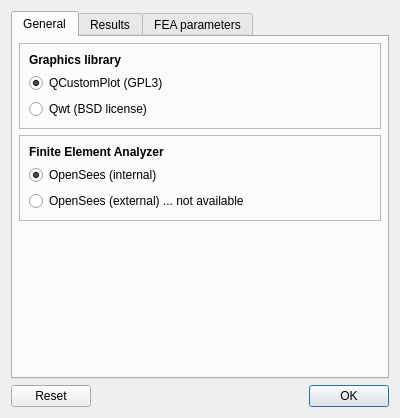
First picture: the form in utilWindows/dialogpreferences.ui, repository NHERI-SimCenter/PileGroupTool, before the edit.
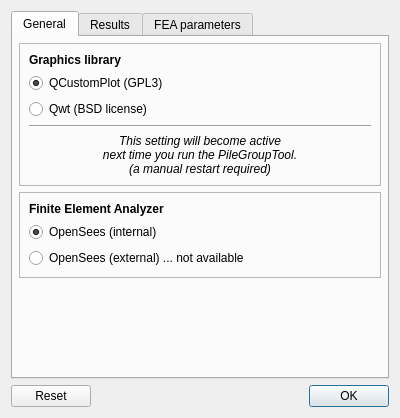
Second picture: the form after the edit.

Patch:
```diff
--- a/utilWindows/dialogpreferences.ui
+++ b/utilWindows/dialogpreferences.ui
@@ -81,6 +81,31 @@
             </property>
            </widget>
           </item>
+          <item>
+           <widget class="Line" name="line">
+            <property name="orientation">
+             <enum>Qt::Horizontal</enum>
+            </property>
+           </widget>
+          </item>
+          <item>
+           <widget class="QLabel" name="label_restartInfo">
+            <property name="font">
+             <font>
+              <italic>true</italic>
+              <underline>false</underline>
+             </font>
+            </property>
+            <property name="text">
+             <string>This setting will become active 
+next time you run the PileGroupTool.
+(a manual restart required)</string>
+            </property>
+            <property name="alignment">
+             <set>Qt::AlignCenter</set>
+            </property>
+           </widget>
+          </item>
          </layout>
         </widget>
        </item>
```
